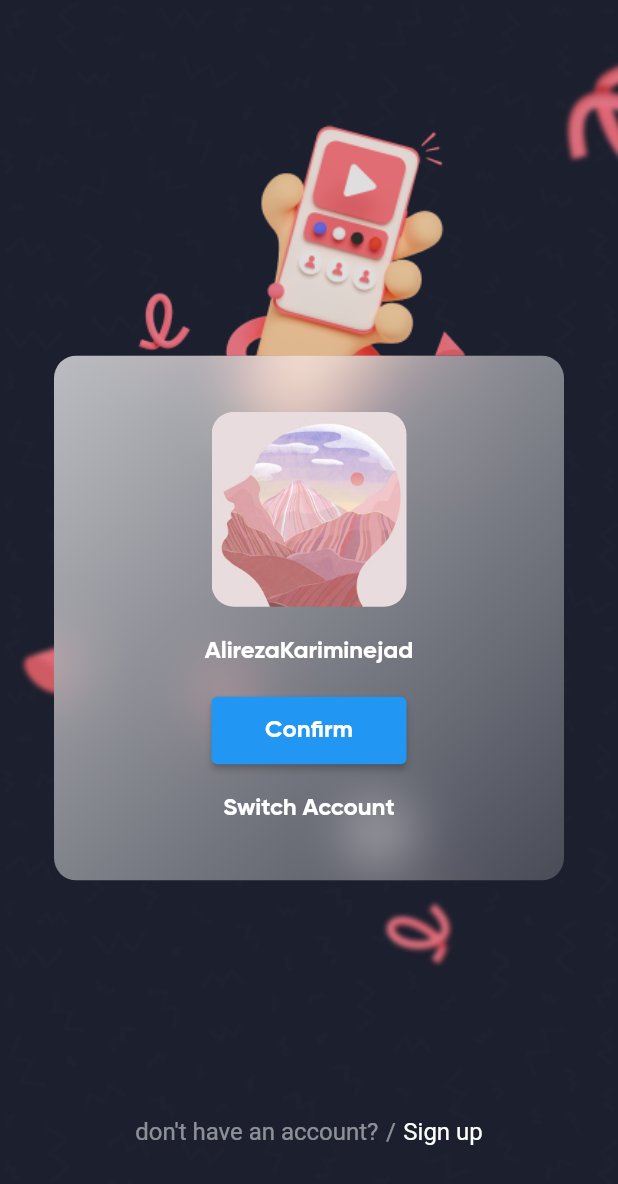
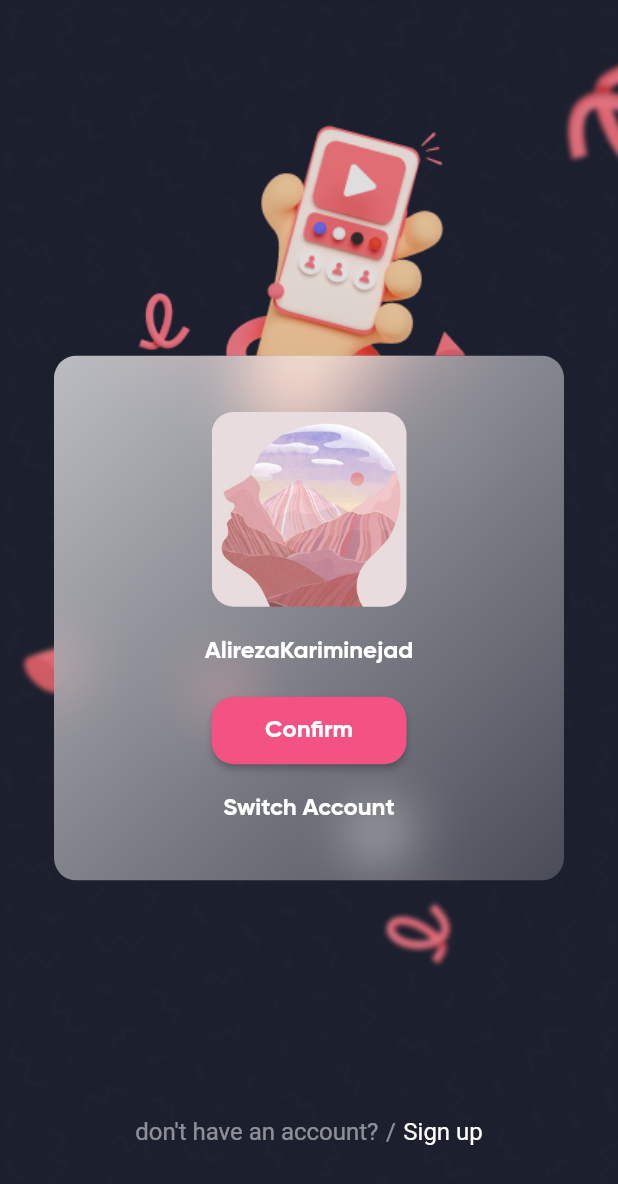
Before and after one commit to alirezakariminejad/flutter_instagram, a Flutter app: the screen it shows after launch, on a phone screen of 412 x 824 dp. Shown: the top 1184 px of the screen. Run offline on Flutter 3.47's test engine with Material 2 defaults, Android fonts, the phone set to English and light mode, and no system bars.

Commit message:
Add ElevatedButtonThemeData

```diff
--- a/lib/main.dart
+++ b/lib/main.dart
@@ -12,6 +12,19 @@ class Application extends StatelessWidget {
   @override
   Widget build(BuildContext context) {
     return MaterialApp(
+      theme: ThemeData(
+        elevatedButtonTheme: ElevatedButtonThemeData(
+          style: ElevatedButton.styleFrom(
+            backgroundColor: ColorConstants.pink,
+            shape: RoundedRectangleBorder(
+              borderRadius: BorderRadius.all(
+                Radius.circular(15.0),
+              ),
+            ),
+            textStyle: TextStyle(fontFamily: 'GB', fontSize: 16.0)
+          ),
+        ),
+      ),
       debugShowCheckedModeBanner: false,
       home: SwitchAccountScreen(),
     );
```
